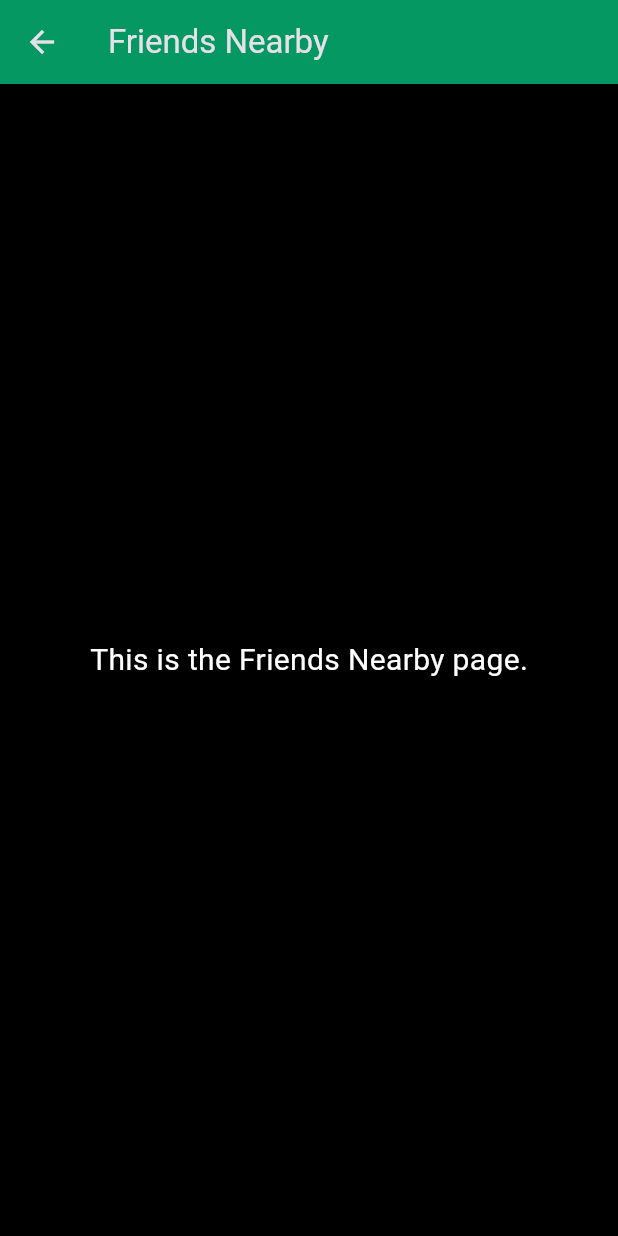
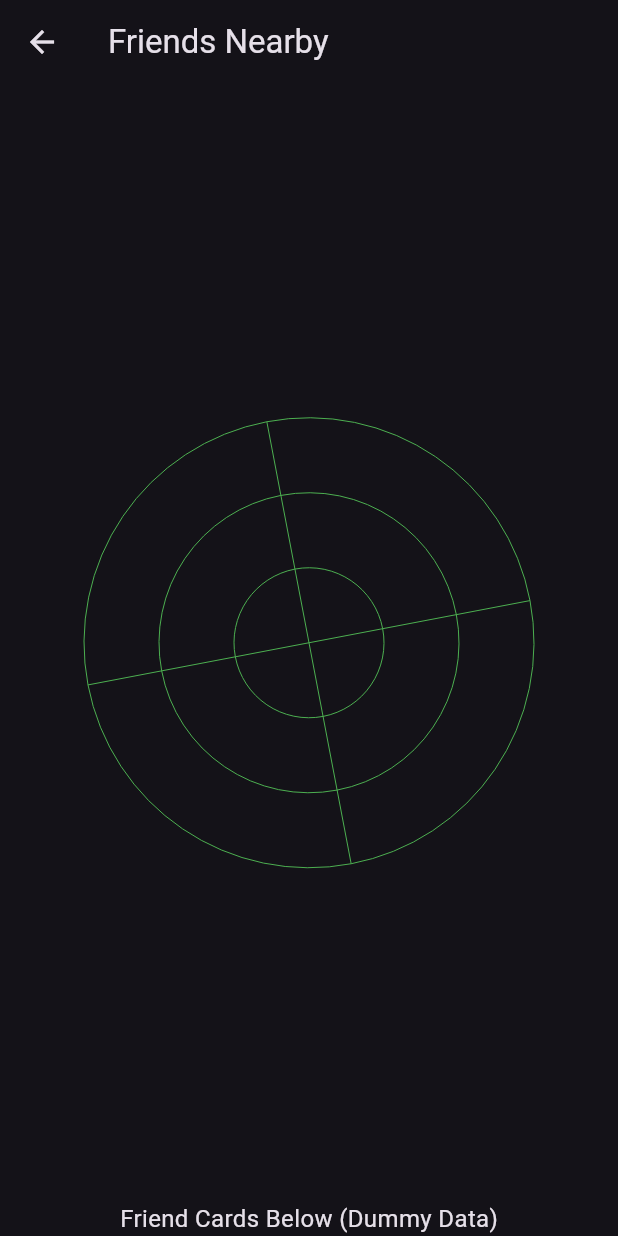
Before and after one commit to kenny-17/campus-connect, a Flutter app: the screen it shows after launch, after a tap on "Friends Nearby", on a phone screen of 412 x 824 dp. Run offline on Flutter 3.47's test engine with Material 3 defaults, Android fonts, the phone set to English and light mode, and no system bars; our stand-ins replace flutter_blue_plus, permission_handler.

Commit message:
first commit

```diff
--- a/lib/pages/friends_nearby.dart
+++ b/lib/pages/friends_nearby.dart
@@ -1,22 +1,86 @@
 import 'package:flutter/material.dart';
+import 'dart:math';
 
-class FriendsNearbyPage extends StatelessWidget {
-  const FriendsNearbyPage({super.key});
+class FriendsNearbyPage extends StatefulWidget {
+  const FriendsNearbyPage({Key? key}) : super(key: key);
+
+  @override
+  _FriendsNearbyPageState createState() => _FriendsNearbyPageState();
+}
+
+class _FriendsNearbyPageState extends State<FriendsNearbyPage>
+    with SingleTickerProviderStateMixin {
+  late AnimationController _controller;
+
+  @override
+  void initState() {
+    super.initState();
+    _controller = AnimationController(
+      duration: const Duration(seconds: 5),
+      vsync: this,
+    )..repeat();
+  }
+
+  @override
+  void dispose() {
+    _controller.dispose();
+    super.dispose();
+  }
 
   @override
   Widget build(BuildContext context) {
     return Scaffold(
-      backgroundColor: Colors.black,
       appBar: AppBar(
         title: const Text('Friends Nearby'),
-        backgroundColor: const Color(0xFF059862),
       ),
-      body: const Center(
-        child: Text(
-          'This is the Friends Nearby page.',
-          style: TextStyle(fontSize: 20, color: Colors.white),
-        ),
+      body: Column(
+        children: [
+          Expanded(
+            child: Center(
+              child: AnimatedBuilder(
+                animation: _controller,
+                builder: (context, child) {
+                  return Transform.rotate(
+                    angle: _controller.value * 2 * pi,
+                    child: CustomPaint(
+                      size: const Size(300, 300),
+                      painter: RadarPainter(),
+                    ),
+                  );
+                },
+              ),
+            ),
+          ),
+          const Text('Friend Cards Below (Dummy Data)', style: TextStyle(fontSize: 16)),
+        ],
       ),
     );
   }
 }
+
+class RadarPainter extends CustomPainter {
+  @override
+  void paint(Canvas canvas, Size size) {
+    final paint = Paint()
+      ..color = Colors.green
+      ..style = PaintingStyle.stroke;
+
+    final center = Offset(size.width / 2, size.height / 2);
+    final radius = min(size.width / 2, size.height / 2);
+
+    for (int i = 1; i <= 3; i++) {
+      canvas.drawCircle(center, radius * i / 3, paint);
+    }
+
+    canvas.drawLine(center, Offset(center.dx, 0), paint);
+    canvas.drawLine(center, Offset(center.dx, size.height), paint);
+    canvas.drawLine(center, Offset(0, center.dy), paint);
+    canvas.drawLine(center, Offset(size.width, center.dy), paint);
+  }
+
+  @override
+  bool shouldRepaint(CustomPainter oldDelegate) {
+    return false;
+  }
+}
+q
```
Also changed, not shown: lib/pages/find_friends.dart (+54 -42 lines).
